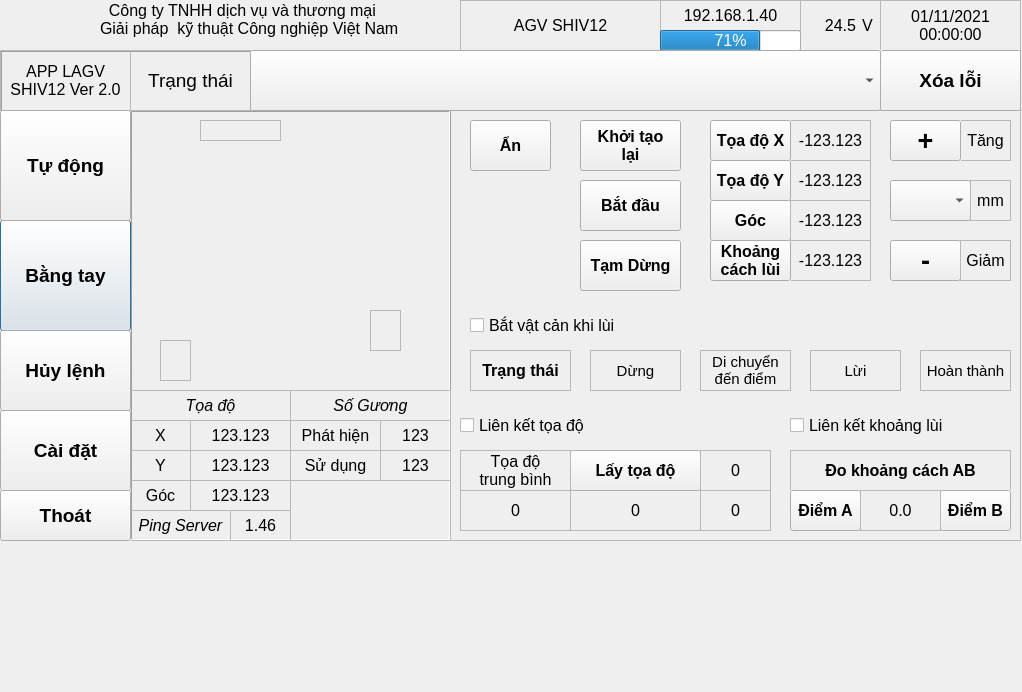
Old version of the form app_ros/interface/app.ui in the repository HoangManh-03/HoangManh-STI.
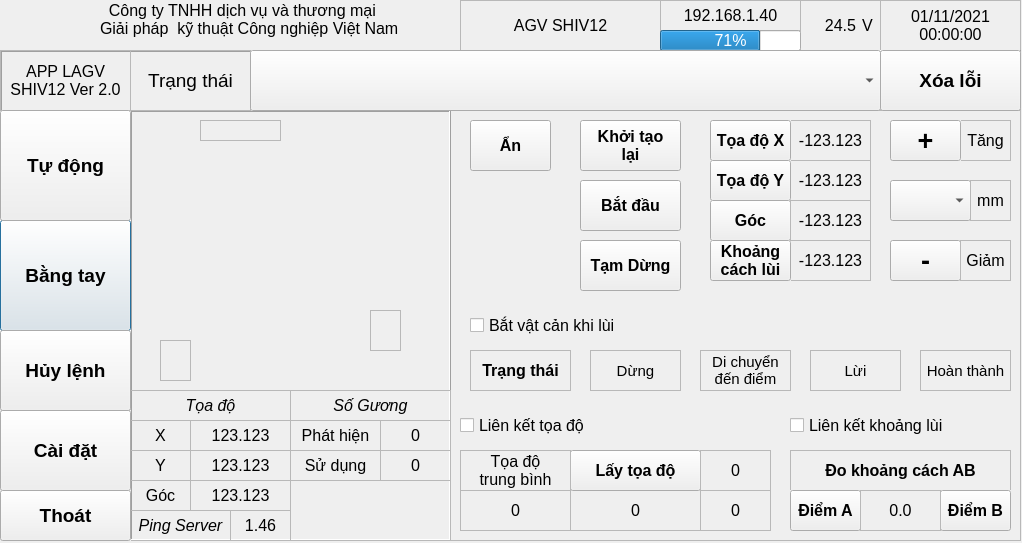
New version of the form. Icons and pictures are not drawn.

Patch:
```diff
--- a/app_ros/interface/app.ui
+++ b/app_ros/interface/app.ui
@@ -13,7 +13,7 @@
     <x>0</x>
     <y>0</y>
     <width>1022</width>
-    <height>692</height>
+    <height>543</height>
    </rect>
   </property>
   <property name="font">
@@ -1438,7 +1438,7 @@
         <number>0</number>
        </property>
        <property name="text">
-        <string>123</string>
+        <string>0</string>
        </property>
        <property name="scaledContents">
         <bool>false</bool>
@@ -1522,7 +1522,7 @@
         <number>0</number>
        </property>
        <property name="text">
-        <string>123</string>
+        <string>0</string>
        </property>
        <property name="scaledContents">
         <bool>false</bool>
```
